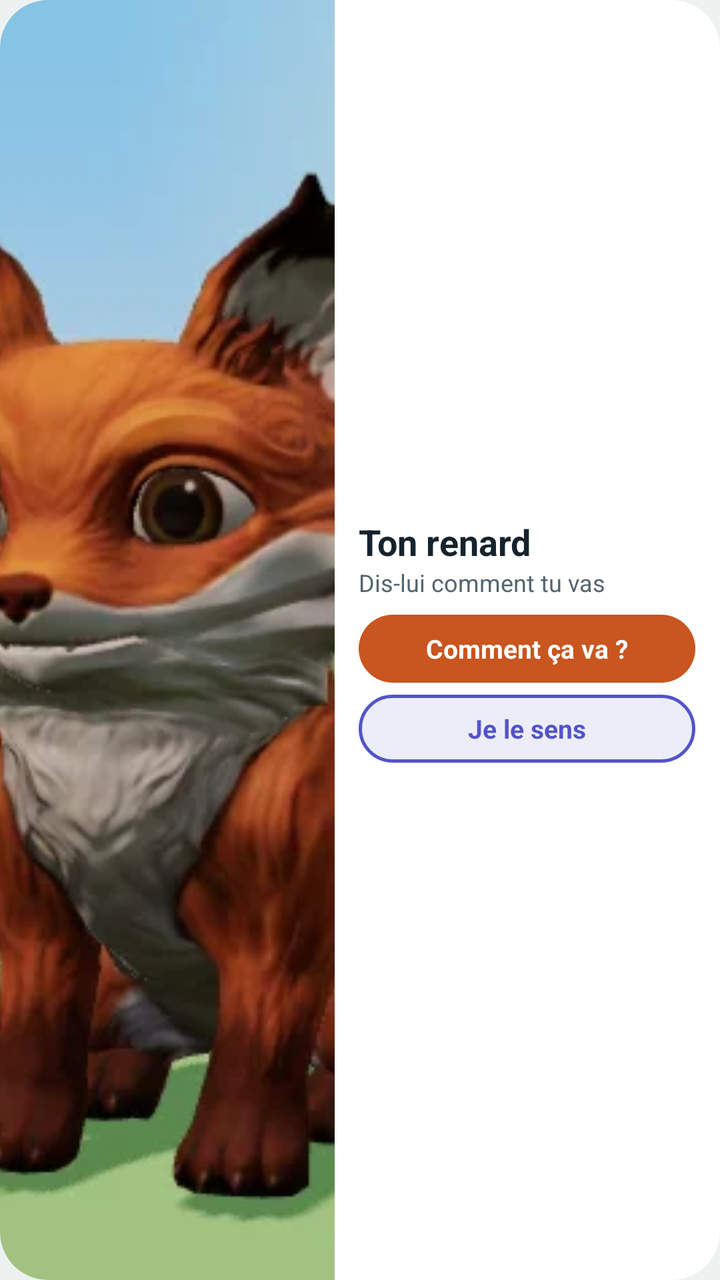
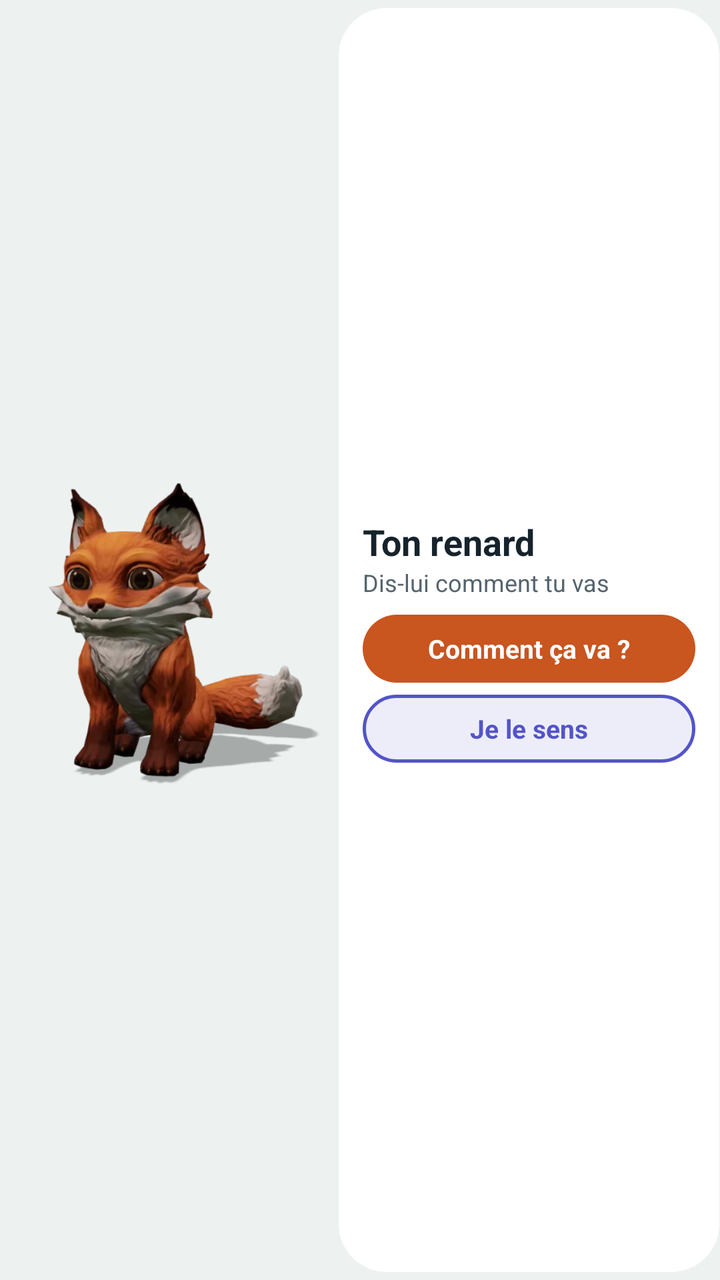

The first picture is an Android layout as it rendered before a commit; the second is the same layout after the commit. The layout source and the unified diff follow.
<!-- AndroidManifest.xml: application theme Theme.MonRenard -->
<!-- res/layout/widget_large.xml -->
<?xml version="1.0" encoding="utf-8"?>
<LinearLayout xmlns:android="http://schemas.android.com/apk/res/android"
    android:id="@android:id/background"
    android:layout_width="match_parent"
    android:layout_height="match_parent"
    android:background="@drawable/widget_bg"
    android:clipToOutline="true"
    android:orientation="horizontal">

    <ImageView
        android:id="@+id/fox"
        android:layout_width="0dp"
        android:layout_height="match_parent"
        android:layout_weight="1"
        android:scaleType="centerCrop"
        android:src="@drawable/fox_equilibre" />

    <LinearLayout
        android:layout_width="0dp"
        android:layout_height="match_parent"
        android:layout_weight="1.15"
        android:gravity="center_vertical"
        android:orientation="vertical"
        android:paddingHorizontal="12dp"
        android:paddingVertical="10dp">

        <TextView
            android:id="@+id/mood"
            android:layout_width="match_parent"
            android:layout_height="wrap_content"
            android:maxLines="1"
            android:ellipsize="end"
            android:text="@string/widget_default_label"
            android:textColor="@color/widget_fg"
            android:textSize="18sp"
            android:textStyle="bold" />

        <TextView
            android:id="@+id/caption"
            android:layout_width="match_parent"
            android:layout_height="wrap_content"
            android:layout_marginBottom="8dp"
            android:maxLines="2"
            android:ellipsize="end"
            android:text="@string/widget_default_caption"
            android:textColor="@color/widget_muted"
            android:textSize="12sp" />

        <TextView
            android:id="@+id/btn_checkin"
            android:layout_width="match_parent"
            android:layout_height="34dp"
            android:background="@drawable/btn_checkin_bg"
            android:gravity="center"
            android:maxLines="1"
            android:text="@string/widget_checkin"
            android:textColor="@color/accent_fg"
            android:textSize="13sp"
            android:textStyle="bold" />

        <TextView
            android:id="@+id/btn_feel"
            android:layout_width="match_parent"
            android:layout_height="34dp"
            android:layout_marginTop="6dp"
            android:background="@drawable/btn_feel_bg"
            android:gravity="center"
            android:maxLines="1"
            android:text="@string/widget_feel"
            android:textColor="@color/felt"
            android:textSize="13sp"
            android:textStyle="bold" />
    </LinearLayout>
</LinearLayout>
<!-- resources referenced by this layout -->
<resources>
  <color name="accent_fg">#FFFFFF</color>
  <color name="felt">#5354C9</color>
  <color name="widget_fg">#16232C</color>
  <color name="widget_muted">#55646D</color>
  <!-- drawable btn_checkin_bg (drawable) -->
  <?xml version="1.0" encoding="utf-8"?>
  <shape xmlns:android="http://schemas.android.com/apk/res/android" android:shape="rectangle">
      <solid android:color="@color/accent" />
      <corners android:radius="999dp" />
  </shape>
  <!-- drawable btn_feel_bg (drawable) -->
  <?xml version="1.0" encoding="utf-8"?>
  <shape xmlns:android="http://schemas.android.com/apk/res/android" android:shape="rectangle">
      <solid android:color="@color/felt_bg" />
      <stroke android:width="1.5dp" android:color="@color/felt" />
      <corners android:radius="999dp" />
  </shape>
  <!-- drawable fox_equilibre: webp bitmap (drawable-nodpi, 15796 bytes) -->
  <!-- drawable widget_bg (drawable) -->
  <?xml version="1.0" encoding="utf-8"?>
  <shape xmlns:android="http://schemas.android.com/apk/res/android" android:shape="rectangle">
      <solid android:color="@color/widget_bg" />
      <corners android:radius="24dp" />
  </shape>
  <string name="widget_checkin">Comment ça va ?</string>
  <string name="widget_default_caption">Dis-lui comment tu vas</string>
  <string name="widget_default_label">Ton renard</string>
  <string name="widget_feel">Je le sens</string>
  <style name="Theme.MonRenard" parent="@android:style/Theme.DeviceDefault.DayNight">
          <item name="android:windowActionBar">false</item>
          <item name="android:windowNoTitle">true</item>
          <item name="android:windowBackground">@color/app_bg</item>
          <item name="android:statusBarColor">@color/app_bg</item>
          <item name="android:navigationBarColor">@color/app_bg</item>
      </style>
  <color name="accent">#C9551F</color>
  <color name="felt_bg">#EDEDFA</color>
  <color name="widget_bg">#FFFFFF</color>
  <color name="app_bg">#EDF2F1</color>
</resources>

<!-- the commit's change to res/layout/widget_large.xml (unified diff, before → after) -->
@@ -3,22 +3,35 @@
     android:id="@android:id/background"
     android:layout_width="match_parent"
     android:layout_height="match_parent"
-    android:background="@drawable/widget_bg"
-    android:clipToOutline="true"
     android:orientation="horizontal">
 
-    <ImageView
-        android:id="@+id/fox"
+    <FrameLayout
         android:layout_width="0dp"
         android:layout_height="match_parent"
-        android:layout_weight="1"
-        android:scaleType="centerCrop"
-        android:src="@drawable/fox_equilibre" />
+        android:layout_weight="1">
+
+        <include
+            layout="@layout/widget_fox"
+            android:layout_width="match_parent"
+            android:layout_height="match_parent" />
+
+        <TextView
+            android:id="@+id/zz"
+            style="@style/WidgetSleep"
+            android:layout_width="wrap_content"
+            android:layout_height="wrap_content"
+            android:layout_gravity="top|end"
+            android:layout_marginTop="6dp"
+            android:layout_marginEnd="6dp" />
+    </FrameLayout>
 
     <LinearLayout
         android:layout_width="0dp"
         android:layout_height="match_parent"
+        android:layout_marginVertical="4dp"
+        android:layout_marginStart="4dp"
         android:layout_weight="1.15"
+        android:background="@drawable/widget_bg"
         android:gravity="center_vertical"
         android:orientation="vertical"
         android:paddingHorizontal="12dp"
@@ -72,3 +85,205 @@
             android:textStyle="bold" />
     </LinearLayout>
 </LinearLayout>
+<!-- res/layout/widget_fox.xml (included above) -->
+<?xml version="1.0" encoding="utf-8"?>
+<ViewFlipper xmlns:android="http://schemas.android.com/apk/res/android"
+    android:id="@+id/fox"
+    android:layout_width="match_parent"
+    android:layout_height="match_parent"
+    android:autoStart="true"
+    android:flipInterval="125"
+    android:importantForAccessibility="yes">
+    <ImageView
+        android:id="@+id/f00"
+        android:layout_width="match_parent"
+        android:layout_height="match_parent"
+        android:scaleType="fitCenter"
+        android:src="@drawable/fox_equilibre_00" />
+    <ImageView
+        android:id="@+id/f01"
+        android:layout_width="match_parent"
+        android:layout_height="match_parent"
+        android:scaleType="fitCenter"
+        android:src="@drawable/fox_equilibre_01" />
+    <ImageView
+        android:id="@+id/f02"
+        android:layout_width="match_parent"
+        android:layout_height="match_parent"
+        android:scaleType="fitCenter"
+        android:src="@drawable/fox_equilibre_02" />
+    <ImageView
+        android:id="@+id/f03"
+        android:layout_width="match_parent"
+        android:layout_height="match_parent"
+        android:scaleType="fitCenter"
+        android:src="@drawable/fox_equilibre_03" />
+    <ImageView
+        android:id="@+id/f04"
+        android:layout_width="match_parent"
+        android:layout_height="match_parent"
+        android:scaleType="fitCenter"
+        android:src="@drawable/fox_equilibre_04" />
+    <ImageView
+        android:id="@+id/f05"
+        android:layout_width="match_parent"
+        android:layout_height="match_parent"
+        android:scaleType="fitCenter"
+        android:src="@drawable/fox_equilibre_05" />
+    <ImageView
+        android:id="@+id/f06"
+        android:layout_width="match_parent"
+        android:layout_height="match_parent"
+        android:scaleType="fitCenter"
+        android:src="@drawable/fox_equilibre_06" />
+    <ImageView
+        android:id="@+id/f07"
+        android:layout_width="match_parent"
+        android:layout_height="match_parent"
+        android:scaleType="fitCenter"
+        android:src="@drawable/fox_equilibre_07" />
+    <ImageView
+        android:id="@+id/f08"
+        android:layout_width="match_parent"
+        android:layout_height="match_parent"
+        android:scaleType="fitCenter"
+        android:src="@drawable/fox_equilibre_08" />
+    <ImageView
+        android:id="@+id/f09"
+        android:layout_width="match_parent"
+        android:layout_height="match_parent"
+        android:scaleType="fitCenter"
+        android:src="@drawable/fox_equilibre_09" />
+    <ImageView
+        android:id="@+id/f10"
+        android:layout_width="match_parent"
+        android:layout_height="match_parent"
+        android:scaleType="fitCenter"
+        android:src="@drawable/fox_equilibre_10" />
+    <ImageView
+        android:id="@+id/f11"
+        android:layout_width="match_parent"
+        android:layout_height="match_parent"
+        android:scaleType="fitCenter"
+        android:src="@drawable/fox_equilibre_11" />
+    <ImageView
+        android:id="@+id/f12"
+        android:layout_width="match_parent"
+        android:layout_height="match_parent"
+        android:scaleType="fitCenter"
+        android:src="@drawable/fox_equilibre_12" />
+    <ImageView
+        android:id="@+id/f13"
+        android:layout_width="match_parent"
+        android:layout_height="match_parent"
+        android:scaleType="fitCenter"
+        android:src="@drawable/fox_equilibre_13" />
+    <ImageView
+        android:id="@+id/f14"
+        android:layout_width="match_parent"
+        android:layout_height="match_parent"
+        android:scaleType="fitCenter"
+        android:src="@drawable/fox_equilibre_14" />
+    <ImageView
+        android:id="@+id/f15"
+        android:layout_width="match_parent"
+        android:layout_height="match_parent"
+        android:scaleType="fitCenter"
+        android:src="@drawable/fox_equilibre_15" />
+    <ImageView
+        android:id="@+id/f16"
+        android:layout_width="match_parent"
+        android:layout_height="match_parent"
+        android:scaleType="fitCenter"
+        android:src="@drawable/fox_equilibre_00" />
+    <ImageView
+        android:id="@+id/f17"
+        android:layout_width="match_parent"
+        android:layout_height="match_parent"
+        android:scaleType="fitCenter"
+        android:src="@drawable/fox_equilibre_01" />
+    <ImageView
+        android:id="@+id/f18"
+        android:layout_width="match_parent"
+        android:layout_height="match_parent"
+        android:scaleType="fitCenter"
+        android:src="@drawable/fox_equilibre_02" />
+    <ImageView
+        android:id="@+id/f19"
+        android:layout_width="match_parent"
+        android:layout_height="match_parent"
+        android:scaleType="fitCenter"
+        android:src="@drawable/fox_equilibre_03" />
+    <ImageView
+        android:id="@+id/f20"
+        android:layout_width="match_parent"
+        android:layout_height="match_parent"
+        android:scaleType="fitCenter"
+        android:src="@drawable/fox_equilibre_04" />
+    <ImageView
+        android:id="@+id/f21"
+        android:layout_width="match_parent"
+        android:layout_height="match_parent"
+        android:scaleType="fitCenter"
+        android:src="@drawable/fox_equilibre_05" />
+    <ImageView
+        android:id="@+id/f22"
+        android:layout_width="match_parent"
+        android:layout_height="match_parent"
+        android:scaleType="fitCenter"
+        android:src="@drawable/fox_equilibre_06" />
+    <ImageView
+        android:id="@+id/f23"
+        android:layout_width="match_parent"
+        android:layout_height="match_parent"
+        android:scaleType="fitCenter"
+        android:src="@drawable/fox_equilibre_07" />
+    <ImageView
+        android:id="@+id/f24"
+        android:layout_width="match_parent"
+        android:layout_height="match_parent"
+        android:scaleType="fitCenter"
+        android:src="@drawable/fox_equilibre_08" />
+    <ImageView
+        android:id="@+id/f25"
+        android:layout_width="match_parent"
+        android:layout_height="match_parent"
+        android:scaleType="fitCenter"
+        android:src="@drawable/fox_equilibre_09" />
+    <ImageView
+        android:id="@+id/f26"
+        android:layout_width="match_parent"
+        android:layout_height="match_parent"
+        android:scaleType="fitCenter"
+        android:src="@drawable/fox_equilibre_10" />
+    <ImageView
+        android:id="@+id/f27"
+        android:layout_width="match_parent"
+        android:layout_height="match_parent"
+        android:scaleType="fitCenter"
+        android:src="@drawable/fox_equilibre_11" />
+    <ImageView
+        android:id="@+id/f28"
+        android:layout_width="match_parent"
+        android:layout_height="match_parent"
+        android:scaleType="fitCenter"
+        android:src="@drawable/fox_equilibre_12" />
+    <ImageView
+        android:id="@+id/f29"
+        android:layout_width="match_parent"
+        android:layout_height="match_parent"
+        android:scaleType="fitCenter"
+        android:src="@drawable/fox_equilibre_13" />
+    <ImageView
+        android:id="@+id/f30"
+        android:layout_width="match_parent"
+        android:layout_height="match_parent"
+        android:scaleType="fitCenter"
+        android:src="@drawable/fox_equilibre_14" />
+    <ImageView
+        android:id="@+id/f31"
+        android:layout_width="match_parent"
+        android:layout_height="match_parent"
+        android:scaleType="fitCenter"
+        android:src="@drawable/fox_equilibre_15" />
+</ViewFlipper>
<!-- resource entries referenced after the edit -->
@@ -17,7 +17,22 @@
       <stroke android:width="1.5dp" android:color="@color/felt" />
       <corners android:radius="999dp" />
   </shape>
-  <!-- drawable fox_equilibre: webp bitmap (drawable-nodpi, 15796 bytes) -->
+  <!-- drawable fox_equilibre_00: webp bitmap (drawable-nodpi, 17752 bytes) -->
+  <!-- drawable fox_equilibre_01: webp bitmap (drawable-nodpi, 17892 bytes) -->
+  <!-- drawable fox_equilibre_02: webp bitmap (drawable-nodpi, 18130 bytes) -->
+  <!-- drawable fox_equilibre_03: webp bitmap (drawable-nodpi, 17966 bytes) -->
+  <!-- drawable fox_equilibre_04: webp bitmap (drawable-nodpi, 17936 bytes) -->
+  <!-- drawable fox_equilibre_05: webp bitmap (drawable-nodpi, 17844 bytes) -->
+  <!-- drawable fox_equilibre_06: webp bitmap (drawable-nodpi, 17790 bytes) -->
+  <!-- drawable fox_equilibre_07: webp bitmap (drawable-nodpi, 17792 bytes) -->
+  <!-- drawable fox_equilibre_08: webp bitmap (drawable-nodpi, 17936 bytes) -->
+  <!-- drawable fox_equilibre_09: webp bitmap (drawable-nodpi, 17786 bytes) -->
+  <!-- drawable fox_equilibre_10: webp bitmap (drawable-nodpi, 17804 bytes) -->
+  <!-- drawable fox_equilibre_11: webp bitmap (drawable-nodpi, 17840 bytes) -->
+  <!-- drawable fox_equilibre_12: webp bitmap (drawable-nodpi, 17964 bytes) -->
+  <!-- drawable fox_equilibre_13: webp bitmap (drawable-nodpi, 18098 bytes) -->
+  <!-- drawable fox_equilibre_14: webp bitmap (drawable-nodpi, 17956 bytes) -->
+  <!-- drawable fox_equilibre_15: webp bitmap (drawable-nodpi, 17856 bytes) -->
   <!-- drawable widget_bg (drawable) -->
   <?xml version="1.0" encoding="utf-8"?>
   <shape xmlns:android="http://schemas.android.com/apk/res/android" android:shape="rectangle">
@@ -28,6 +43,17 @@
   <string name="widget_default_caption">Dis-lui comment tu vas</string>
   <string name="widget_default_label">Ton renard</string>
   <string name="widget_feel">Je le sens</string>
+  <style name="WidgetSleep">
+          <item name="android:text">z z z</item>
+          <item name="android:textColor">#ffffff</item>
+          <item name="android:textSize">15sp</item>
+          <item name="android:textStyle">bold|italic</item>
+          <item name="android:shadowColor">#99000000</item>
+          <item name="android:shadowRadius">4</item>
+          <item name="android:shadowDy">1</item>
+          <item name="android:visibility">gone</item>
+          <item name="android:importantForAccessibility">no</item>
+      </style>
   <style name="Theme.MonRenard" parent="@android:style/Theme.DeviceDefault.DayNight">
           <item name="android:windowActionBar">false</item>
           <item name="android:windowNoTitle">true</item>
